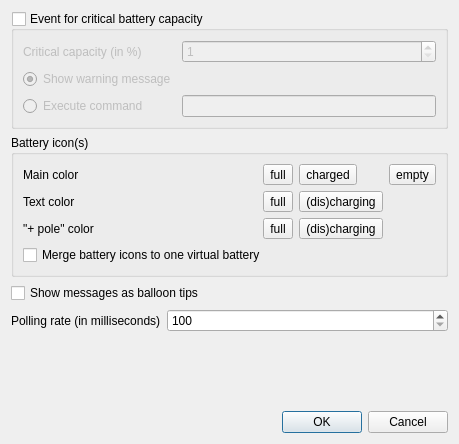
Above: settingsdialog.ui from ZanyXDev/qbat before the change. Below: the same form after it.
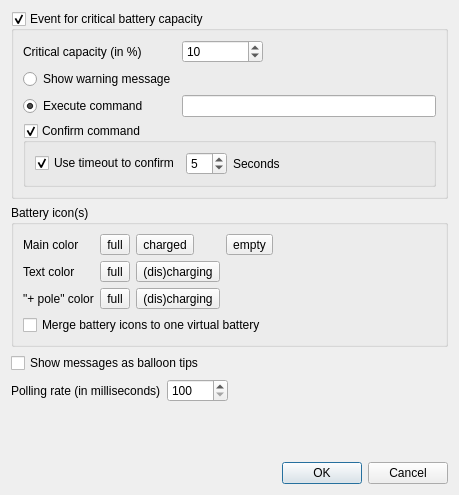
That is the form after the change. Icons and pictures are not drawn.

Commit message: bugfixes and added confirmation dialog before executing specified command

Patch:
```diff
--- a/settingsdialog.ui
+++ b/settingsdialog.ui
@@ -5,8 +5,8 @@
    <rect>
     <x>0</x>
     <y>0</y>
-    <width>455</width>
-    <height>444</height>
+    <width>445</width>
+    <height>495</height>
    </rect>
   </property>
   <property name="windowTitle" >
@@ -25,9 +25,6 @@
      <property name="checkable" >
       <bool>true</bool>
      </property>
-     <property name="checked" >
-      <bool>false</bool>
-     </property>
      <layout class="QGridLayout" >
       <item row="0" column="0" >
        <widget class="QLabel" name="criticalCapacitylabel" >
@@ -42,29 +39,13 @@
         </property>
        </widget>
       </item>
-      <item row="0" column="1" colspan="3" >
-       <widget class="QSpinBox" name="criticalCapacitySpin" >
-        <property name="sizePolicy" >
-         <sizepolicy vsizetype="Fixed" hsizetype="Expanding" >
-          <horstretch>0</horstretch>
-          <verstretch>0</verstretch>
-         </sizepolicy>
-        </property>
-        <property name="minimum" >
-         <number>1</number>
-        </property>
-        <property name="maximum" >
-         <number>99</number>
-        </property>
-       </widget>
-      </item>
       <item row="1" column="0" >
        <widget class="QRadioButton" name="criticalWarningRadio" >
         <property name="text" >
          <string>Show warning message</string>
         </property>
         <property name="checked" >
-         <bool>true</bool>
+         <bool>false</bool>
         </property>
        </widget>
       </item>
@@ -73,14 +54,91 @@
         <property name="text" >
          <string>Execute command</string>
         </property>
+        <property name="checked" >
+         <bool>true</bool>
+        </property>
+       </widget>
+      </item>
+      <item row="0" column="1" >
+       <widget class="QSpinBox" name="criticalCapacitySpin" >
+        <property name="minimum" >
+         <number>1</number>
+        </property>
+        <property name="maximum" >
+         <number>99</number>
+        </property>
+        <property name="value" >
+         <number>10</number>
+        </property>
+       </widget>
+      </item>
+      <item row="0" column="2" colspan="2" >
+       <spacer name="horizontalSpacer_3" >
+        <property name="orientation" >
+         <enum>Qt::Horizontal</enum>
+        </property>
+        <property name="sizeHint" stdset="0" >
+         <size>
+          <width>40</width>
+          <height>20</height>
+         </size>
+        </property>
+       </spacer>
+      </item>
+      <item row="4" column="0" colspan="4" >
+       <widget class="QGroupBox" name="confirmCommandBox" >
+        <property name="title" >
+         <string>Confirm command</string>
+        </property>
+        <property name="checkable" >
+         <bool>true</bool>
+        </property>
+        <layout class="QGridLayout" name="gridLayout" >
+         <item row="0" column="0" >
+          <widget class="QCheckBox" name="timeoutCheck" >
+           <property name="text" >
+            <string>Use timeout to confirm</string>
+           </property>
+           <property name="checked" >
+            <bool>true</bool>
+           </property>
+          </widget>
+         </item>
+         <item row="0" column="1" >
+          <widget class="QSpinBox" name="timeoutSpin" >
+           <property name="minimum" >
+            <number>1</number>
+           </property>
+           <property name="value" >
+            <number>5</number>
+           </property>
+          </widget>
+         </item>
+         <item row="0" column="2" >
+          <widget class="QLabel" name="timeoutLabel" >
+           <property name="text" >
+            <string>Seconds</string>
+           </property>
+          </widget>
+         </item>
+         <item row="0" column="3" >
+          <spacer name="horizontalSpacer_4" >
+           <property name="orientation" >
+            <enum>Qt::Horizontal</enum>
+           </property>
+           <property name="sizeHint" stdset="0" >
+            <size>
+             <width>40</width>
+             <height>20</height>
+            </size>
+           </property>
+          </spacer>
+         </item>
+        </layout>
        </widget>
       </item>
       <item rowspan="2" row="2" column="1" colspan="3" >
-       <widget class="QLineEdit" name="criticalCommandEdit" >
-        <property name="enabled" >
-         <bool>false</bool>
-        </property>
-       </widget>
+       <widget class="QLineEdit" name="criticalCommandEdit" />
       </item>
      </layout>
     </widget>
@@ -91,7 +149,7 @@
       <string>Battery icon(s)</string>
      </property>
      <layout class="QGridLayout" >
-      <item row="0" column="0" >
+      <item row="0" column="0" colspan="2" >
        <widget class="QLabel" name="mainColorLabel" >
         <property name="text" >
          <string>Main color</string>
@@ -128,7 +186,7 @@
         </property>
        </widget>
       </item>
-      <item row="1" column="0" >
+      <item row="1" column="0" colspan="2" >
        <widget class="QLabel" name="textColorLabel" >
         <property name="text" >
          <string>Text color</string>
@@ -155,7 +213,7 @@
         </property>
        </widget>
       </item>
-      <item row="2" column="0" >
+      <item row="2" column="0" colspan="2" >
        <widget class="QLabel" name="poleLabel" >
         <property name="text" >
          <string>"+ pole" color</string>
@@ -182,15 +240,15 @@
         </property>
        </widget>
       </item>
-      <item row="3" column="0" colspan="5" >
+      <item row="3" column="0" colspan="6" >
        <widget class="QCheckBox" name="mergeBatteryCheck" >
         <property name="text" >
          <string>Merge battery icons to one virtual battery</string>
         </property>
        </widget>
       </item>
-      <item rowspan="3" row="0" column="1" >
-       <spacer>
+      <item rowspan="3" row="0" column="5" >
+       <spacer name="horizontalSpacer" >
         <property name="orientation" >
          <enum>Qt::Horizontal</enum>
         </property>
@@ -203,6 +261,18 @@
        </spacer>
       </item>
      </layout>
+     <zorder>mainColorLabel</zorder>
+     <zorder>mainFullColorButton</zorder>
+     <zorder>mainChargedColorButton</zorder>
+     <zorder>mainEmptyColorButton</zorder>
+     <zorder>textColorLabel</zorder>
+     <zorder>textFullColorButton</zorder>
+     <zorder>textColorButton</zorder>
+     <zorder>poleLabel</zorder>
+     <zorder>poleFullColorButton</zorder>
+     <zorder>poleColorButton</zorder>
+     <zorder>mergeBatteryCheck</zorder>
+     <zorder>horizontalSpacer</zorder>
     </widget>
    </item>
    <item>
@@ -229,12 +299,6 @@
      </item>
      <item>
       <widget class="QSpinBox" name="pollingRateSpin" >
-       <property name="sizePolicy" >
-        <sizepolicy vsizetype="Fixed" hsizetype="Expanding" >
-         <horstretch>0</horstretch>
-         <verstretch>0</verstretch>
-        </sizepolicy>
-       </property>
        <property name="minimum" >
         <number>100</number>
        </property>
@@ -246,10 +310,23 @@
        </property>
       </widget>
      </item>
+     <item>
+      <spacer name="horizontalSpacer_2" >
+       <property name="orientation" >
+        <enum>Qt::Horizontal</enum>
+       </property>
+       <property name="sizeHint" stdset="0" >
+        <size>
+         <width>40</width>
+         <height>20</height>
+        </size>
+       </property>
+      </spacer>
+     </item>
     </layout>
    </item>
    <item>
-    <spacer>
+    <spacer name="verticalSpacer" >
      <property name="orientation" >
       <enum>Qt::Vertical</enum>
      </property>
```
Left out of the diff: 58 changed lines with no effect on the pictures. The commit also changes 5 other files.
